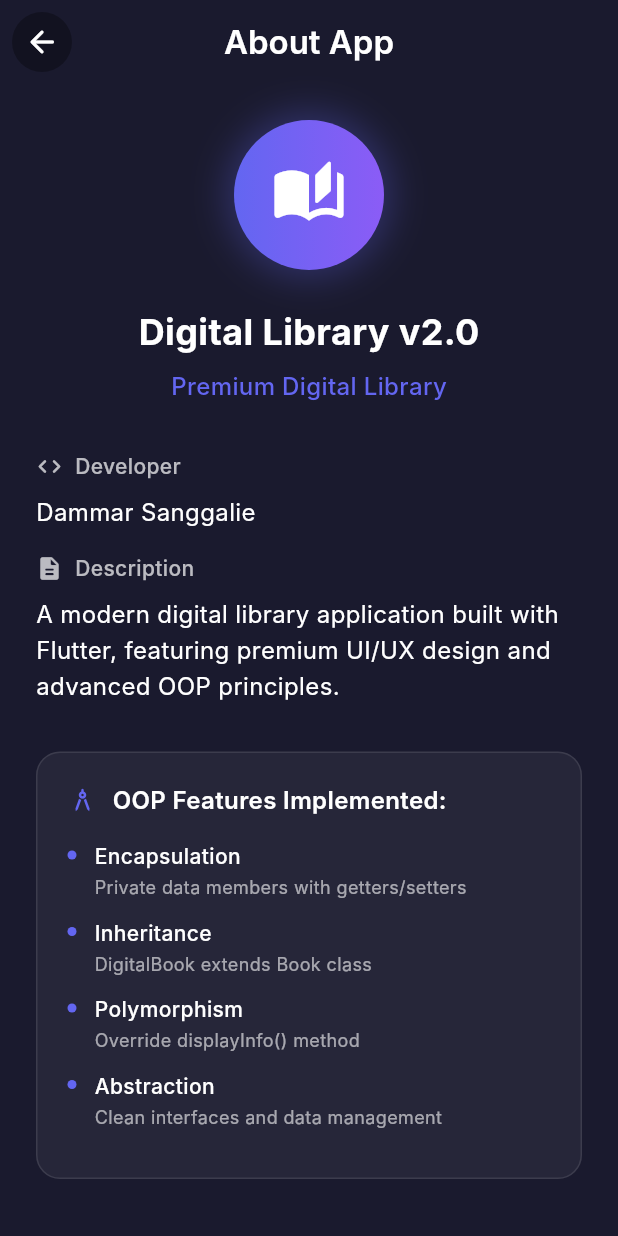
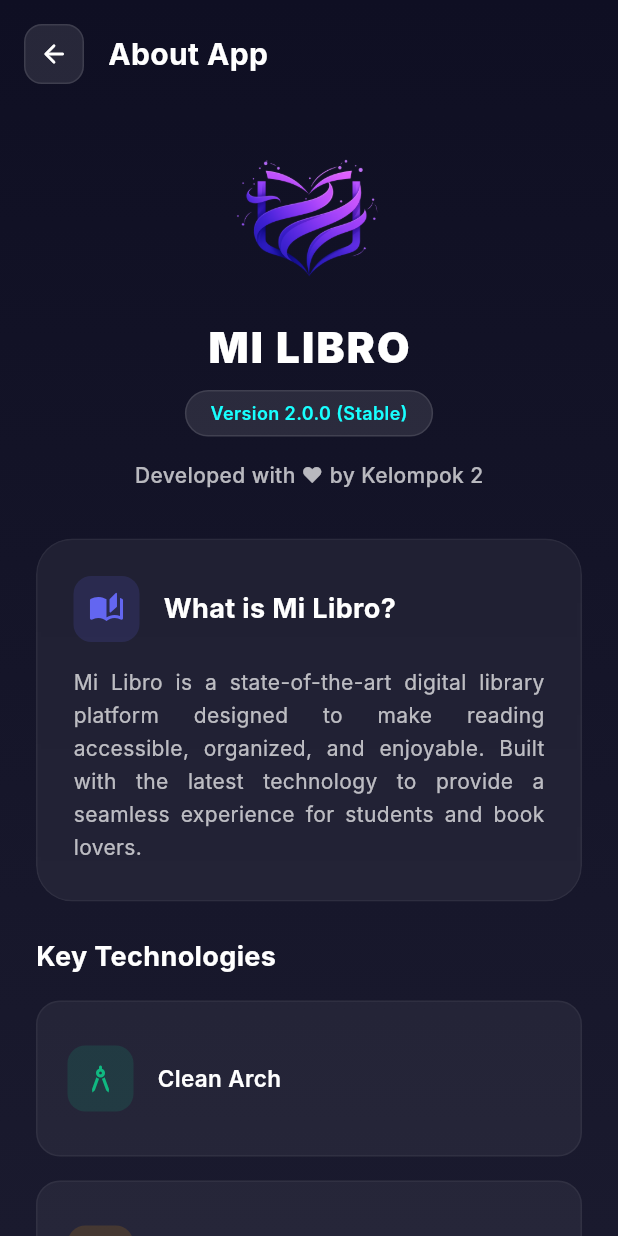
Before and after one commit to Dammar-Sanggalie/Mi_Libro, a Flutter app: the AboutScreen screen opened by its route, on a phone screen of 412 x 824 dp. Run offline on Flutter 3.47's test engine with Material 3 defaults, Android fonts, the phone set to English and light mode, and no system bars; our stand-ins replace bloc, cached_network_image, dio, equatable, flutter_bloc, go_router and 1 more; missing offline and left inert: epub_view; accounts and stored records are empty; Roboto replaces fonts that are missing (Inter).

Commit message:
feat: refactor AboutScreen to StatefulWidget with enhanced animations and responsive design

```diff
--- a/lib/presentation/pages/about_screen.dart
+++ b/lib/presentation/pages/about_screen.dart
@@ -1,221 +1,366 @@
 // lib/presentation/pages/about_screen.dart
 
+import 'dart:ui';
 import 'package:flutter/material.dart';
 import 'package:go_router/go_router.dart';
 
-class AboutScreen extends StatelessWidget {
+class AboutScreen extends StatefulWidget {
   const AboutScreen({super.key});
 
   @override
+  State<AboutScreen> createState() => _AboutScreenState();
+}
+
+class _AboutScreenState extends State<AboutScreen>
+    with SingleTickerProviderStateMixin {
+  late AnimationController _animationController;
+  late Animation<double> _fadeAnimation;
+  late Animation<Offset> _slideAnimation;
+
+  @override
+  void initState() {
+    super.initState();
+    _animationController = AnimationController(
+      duration: const Duration(milliseconds: 800),
+      vsync: this,
+    );
+    _fadeAnimation = Tween<double>(begin: 0.0, end: 1.0).animate(
+      CurvedAnimation(parent: _animationController, curve: Curves.easeOut),
+    );
+    _slideAnimation = Tween<Offset>(
+      begin: const Offset(0, 0.1),
+      end: Offset.zero,
+    ).animate(
+      CurvedAnimation(parent: _animationController, curve: Curves.easeOutCubic),
+    );
+    _animationController.forward();
+  }
+
+  @override
+  void dispose() {
+    _animationController.dispose();
+    super.dispose();
+  }
+
+  @override
   Widget build(BuildContext context) {
+    // Deteksi lebar layar untuk responsivitas
+    final double screenWidth = MediaQuery.of(context).size.width;
+    final bool isMobile = screenWidth < 600;
+
     return Scaffold(
-      backgroundColor: const Color(0xFF1A1A2E), // Sesuaikan background app
-      appBar: AppBar(
-        backgroundColor: Colors.transparent,
-        elevation: 0,
-        leading: Container(
-          margin: const EdgeInsets.all(8),
-          decoration: BoxDecoration(
-            color: Colors.black.withOpacity(0.3),
-            shape: BoxShape.circle,
-          ),
-          child: IconButton(
-            icon: const Icon(Icons.arrow_back_rounded, color: Colors.white),
-            onPressed: () => context.pop(), // Kembali ke Profile
+      body: Container(
+        decoration: const BoxDecoration(
+          gradient: LinearGradient(
+            begin: Alignment.topCenter,
+            end: Alignment.bottomCenter,
+            colors: [Color(0xFF0F0F23), Color(0xFF1A1A2E)],
           ),
         ),
-        title: const Text(
-          'About App',
-          style: TextStyle(color: Colors.white, fontWeight: FontWeight.w600),
-        ),
-        centerTitle: true,
-      ),
-      body: SingleChildScrollView(
-        padding: const EdgeInsets.all(24),
-        child: Column(
-          crossAxisAlignment: CrossAxisAlignment.start,
-          children: [
-            Center(
-              child: Container(
-                width: 100,
-                height: 100,
-                decoration: BoxDecoration(
-                  gradient: const LinearGradient(
-                    colors: [Color(0xFF6366F1), Color(0xFF8B5CF6)],
-                  ),
-                  shape: BoxShape.circle,
-                  boxShadow: [
-                    BoxShadow(
-                      color: const Color(0xFF6366F1).withOpacity(0.3),
-                      blurRadius: 20,
-                      spreadRadius: 5,
-                    ),
-                  ],
-                ),
-                child: const Icon(
-                  Icons.auto_stories_rounded,
-                  size: 50,
-                  color: Colors.white,
-                ),
-              ),
-            ),
-            const SizedBox(height: 24),
-            const Center(
+        child: SafeArea(
           child: Column(
             children: [
-                  Text(
-                    'Digital Library v2.0',
+              // Custom AppBar
+              Padding(
+                padding: const EdgeInsets.symmetric(
+                    horizontal: 16, vertical: 16),
+                child: Row(
+                  children: [
+                    _buildGlassIconButton(
+                      icon: Icons.arrow_back_rounded,
+                      onTap: () => context.pop(),
+                    ),
+                    const SizedBox(width: 16),
+                    const Text(
+                      "About App",
                       style: TextStyle(
                         color: Colors.white,
-                      fontSize: 24,
+                        fontSize: 20,
                         fontWeight: FontWeight.bold,
-                    ),
-                  ),
-                  SizedBox(height: 8),
-                  Text(
-                    'Premium Digital Library',
-                    style: TextStyle(
-                      color: Color(0xFF6366F1),
-                      fontSize: 16,
-                      fontWeight: FontWeight.w500,
                       ),
                     ),
                   ],
                 ),
               ),
+
+              // Content
+              Expanded(
+                child: FadeTransition(
+                  opacity: _fadeAnimation,
+                  child: SlideTransition(
+                    position: _slideAnimation,
+                    child: SingleChildScrollView(
+                      padding: const EdgeInsets.symmetric(horizontal: 24),
+                      physics: const BouncingScrollPhysics(),
+                      child: Column(
+                        children: [
+                          const SizedBox(height: 20),
+                          // App Logo & Info (Tanpa Background Shape)
+                          _buildAppInfoSection(),
+
                           const SizedBox(height: 32),
-            _buildInfoSection(
-              title: 'Developer',
-              content: 'Dammar Sanggalie',
-              icon: Icons.code_rounded,
+
+                          // Description Card
+                          _buildGlassCard(
+                            title: "What is Mi Libro?",
+                            content:
+                                "Mi Libro is a state-of-the-art digital library platform designed to make reading accessible, organized, and enjoyable. Built with the latest technology to provide a seamless experience for students and book lovers.",
+                            icon: Icons.auto_stories_rounded,
+                            iconColor: const Color(0xFF6366F1),
+                          ),
+
+                          const SizedBox(height: 24),
+
+                          // Key Features Grid (Responsive)
+                          const Align(
+                            alignment: Alignment.centerLeft,
+                            child: Text(
+                              "Key Technologies",
+                              style: TextStyle(
+                                color: Colors.white,
+                                fontSize: 18,
+                                fontWeight: FontWeight.bold,
+                              ),
+                            ),
                           ),
                           const SizedBox(height: 16),
-            _buildInfoSection(
-              title: 'Description',
-              content:
-                  'A modern digital library application built with Flutter, featuring premium UI/UX design and advanced OOP principles.',
-              icon: Icons.description_rounded,
-            ),
-            const SizedBox(height: 32),
-            Container(
-              padding: const EdgeInsets.all(20),
-              decoration: BoxDecoration(
-                color: Colors.white.withOpacity(0.05),
-                borderRadius: BorderRadius.circular(16),
-                border: Border.all(color: Colors.white.withOpacity(0.1)),
-              ),
-              child: Column(
-                crossAxisAlignment: CrossAxisAlignment.start,
-                children: [
-                  const Row(
-                    children: [
-                      Icon(Icons.architecture_rounded,
-                          color: Color(0xFF6366F1), size: 20),
-                      SizedBox(width: 10),
+                          _buildFeaturesGrid(isMobile),
+
+                          const SizedBox(height: 40),
+
+                          // Footer
                           Text(
-                        'OOP Features Implemented:',
+                            "© 2025 Kelompok 2 Digital Library",
                             style: TextStyle(
-                          color: Colors.white,
-                          fontSize: 16,
-                          fontWeight: FontWeight.w600,
+                              color: Colors.white.withOpacity(0.3),
+                              fontSize: 12,
                             ),
                           ),
+                          const SizedBox(height: 40),
                         ],
                       ),
-                  const SizedBox(height: 16),
-                  _buildFeatureItem('Encapsulation',
-                      'Private data members with getters/setters'),
-                  _buildFeatureItem(
-                      'Inheritance', 'DigitalBook extends Book class'),
-                  _buildFeatureItem(
-                      'Polymorphism', 'Override displayInfo() method'),
-                  _buildFeatureItem(
-                      'Abstraction', 'Clean interfaces and data management'),
-                ],
+                    ),
+                  ),
                 ),
               ),
             ],
           ),
         ),
+      ),
     );
   }
 
-  Widget _buildInfoSection({
-    required String title,
-    required String content,
-    required IconData icon,
-  }) {
+  Widget _buildAppInfoSection() {
     return Column(
-      crossAxisAlignment: CrossAxisAlignment.start,
       children: [
-        Row(
-          children: [
-            Icon(icon, color: Colors.white70, size: 18),
-            const SizedBox(width: 8),
-            Text(
-              title,
-              style: const TextStyle(
+        // Logo tanpa background shape aneh-aneh
+        Hero(
+          tag: 'app_logo_about',
+          child: Image.asset(
+            'assets/logo.png',
+            width: 100,
+            height: 100,
+            fit: BoxFit.contain,
+            errorBuilder: (_, __, ___) => const Icon(
+              Icons.auto_stories_rounded,
+              size: 80,
+              color: Colors.white,
+            ),
+          ),
+        ),
+        const SizedBox(height: 20),
+        const Text(
+          "MI LIBRO",
+          style: TextStyle(
+            fontSize: 28,
+            fontWeight: FontWeight.w900,
+            color: Colors.white,
+            letterSpacing: 1.5,
+          ),
+        ),
+        const SizedBox(height: 8),
+        Container(
+          padding: const EdgeInsets.symmetric(horizontal: 16, vertical: 6),
+          decoration: BoxDecoration(
+            color: Colors.white.withOpacity(0.1),
+            borderRadius: BorderRadius.circular(20),
+            border: Border.all(color: Colors.white.withOpacity(0.1)),
+          ),
+          child: const Text(
+            "Version 2.0.0 (Stable)",
+            style: TextStyle(
+              color: Colors.cyanAccent,
+              fontSize: 12,
+              fontWeight: FontWeight.w600,
+            ),
+          ),
+        ),
+        const SizedBox(height: 16),
+        const Text(
+          "Developed with ❤️ by Kelompok 2",
+          style: TextStyle(
             color: Colors.white70,
             fontSize: 14,
             fontWeight: FontWeight.w500,
           ),
         ),
       ],
+    );
+  }
+
+  Widget _buildGlassCard({
+    required String title,
+    required String content,
+    required IconData icon,
+    required Color iconColor,
+  }) {
+    return ClipRRect(
+      borderRadius: BorderRadius.circular(24),
+      child: BackdropFilter(
+        filter: ImageFilter.blur(sigmaX: 10, sigmaY: 10),
+        child: Container(
+          width: double.infinity,
+          padding: const EdgeInsets.all(24),
+          decoration: BoxDecoration(
+            color: Colors.white.withOpacity(0.05),
+            borderRadius: BorderRadius.circular(24),
+            border: Border.all(color: Colors.white.withOpacity(0.05)),
           ),
-        const SizedBox(height: 8),
-        Text(
-          content,
+          child: Column(
+            crossAxisAlignment: CrossAxisAlignment.start,
+            children: [
+              Row(
+                children: [
+                  Container(
+                    padding: const EdgeInsets.all(10),
+                    decoration: BoxDecoration(
+                      color: iconColor.withOpacity(0.15),
+                      borderRadius: BorderRadius.circular(12),
+                    ),
+                    child: Icon(icon, color: iconColor, size: 24),
+                  ),
+                  const SizedBox(width: 16),
+                  Expanded(
+                    child: Text(
+                      title,
                       style: const TextStyle(
                         color: Colors.white,
-            fontSize: 16,
-            height: 1.5,
+                        fontSize: 18,
+                        fontWeight: FontWeight.bold,
+                      ),
                     ),
                   ),
                 ],
+              ),
+              const SizedBox(height: 16),
+              Text(
+                content,
+                style: TextStyle(
+                  color: Colors.white.withOpacity(0.7),
+                  fontSize: 14,
+                  height: 1.6,
+                ),
+                textAlign: TextAlign.justify,
+              ),
+            ],
+          ),
+        ),
+      ),
     );
   }
 
-  Widget _buildFeatureItem(String title, String desc) {
-    return Padding(
-      padding: const EdgeInsets.only(bottom: 12),
-      child: Row(
-        crossAxisAlignment: CrossAxisAlignment.start,
+  Widget _buildFeaturesGrid(bool isMobile) {
+    final features = [
+      {
+        'title': 'Clean Arch',
+        'icon': Icons.architecture_rounded,
+        'color': const Color(0xFF10B981)
+      },
+      {
+        'title': 'BLoC State',
+        'icon': Icons.schema_rounded,
+        'color': const Color(0xFFF59E0B)
+      },
+      {
+        'title': 'Responsive',
+        'icon': Icons.devices_rounded,
+        'color': const Color(0xFFEC4899)
+      },
+      {
+        'title': 'Secure Auth',
+        'icon': Icons.security_rounded,
+        'color': const Color(0xFF3B82F6)
+      },
+    ];
+
+    // Responsive Grid Logic
+    // Mobile: 1 Kolom (List vertikal) agar tidak gepeng/error
+    // Desktop/Tablet: 2 Kolom (Grid)
+    return GridView.builder(
+      shrinkWrap: true,
+      physics: const NeverScrollableScrollPhysics(),
+      gridDelegate: SliverGridDelegateWithFixedCrossAxisCount(
+        crossAxisCount: isMobile ? 1 : 2, // 1 Kolom di Mobile
+        crossAxisSpacing: 16,
+        mainAxisSpacing: 16,
+        // Aspect Ratio disesuaikan: Mobile lebih lebar (horizontal card), Desktop lebih kotak
+        childAspectRatio: isMobile ? 3.5 : 2.5,
+      ),
+      itemCount: features.length,
+      itemBuilder: (context, index) {
+        final item = features[index];
+        return Container(
+          padding: const EdgeInsets.symmetric(horizontal: 20, vertical: 16),
+          decoration: BoxDecoration(
+            color: Colors.white.withOpacity(0.05),
+            borderRadius: BorderRadius.circular(16),
+            border: Border.all(color: Colors.white.withOpacity(0.05)),
+          ),
+          child: Row( // Menggunakan Row agar ikon di kiri teks
+            mainAxisAlignment: MainAxisAlignment.start,
             children: [
               Container(
-            margin: const EdgeInsets.only(top: 6),
-            width: 6,
-            height: 6,
-            decoration: const BoxDecoration(
-              color: Color(0xFF6366F1),
-              shape: BoxShape.circle,
+                padding: const EdgeInsets.all(10),
+                decoration: BoxDecoration(
+                  color: (item['color'] as Color).withOpacity(0.15),
+                  borderRadius: BorderRadius.circular(12),
+                ),
+                child: Icon(
+                  item['icon'] as IconData,
+                  color: item['color'] as Color,
+                  size: 24,
                 ),
               ),
-          const SizedBox(width: 12),
-          Expanded(
-            child: Column(
-              crossAxisAlignment: CrossAxisAlignment.start,
-              children: [
+              const SizedBox(width: 16),
               Text(
-                  title,
+                item['title'] as String,
                 style: const TextStyle(
                   color: Colors.white,
-                    fontWeight: FontWeight.w500,
-                    fontSize: 14,
-                  ),
-                ),
-                const SizedBox(height: 2),
-                Text(
-                  desc,
-                  style: TextStyle(
-                    color: Colors.white.withOpacity(0.6),
-                    fontSize: 12,
-                  ),
-                ),
-              ],
+                  fontSize: 15, // Ukuran font pas
+                  fontWeight: FontWeight.w600,
                 ),
               ),
             ],
           ),
         );
+      },
+    );
+  }
+
+  Widget _buildGlassIconButton(
+      {required IconData icon, required VoidCallback onTap}) {
+    return GestureDetector(
+      onTap: onTap,
+      child: Container(
+        width: 40,
+        height: 40,
+        decoration: BoxDecoration(
+          color: Colors.white.withOpacity(0.1),
+          borderRadius: BorderRadius.circular(12),
+          border: Border.all(color: Colors.white.withOpacity(0.1)),
+        ),
+        child: Icon(icon, color: Colors.white, size: 20),
+      ),
+    );
   }
 }
```
Lines whose indentation alone changed are shown as unchanged.
